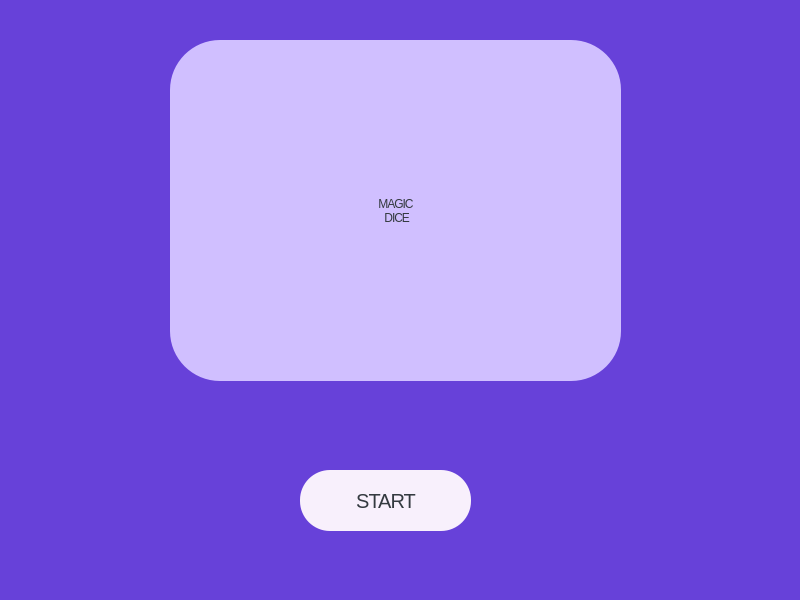
arturgesiarz/Magic_Dice, file mainwindow.ui: the form before one commit.
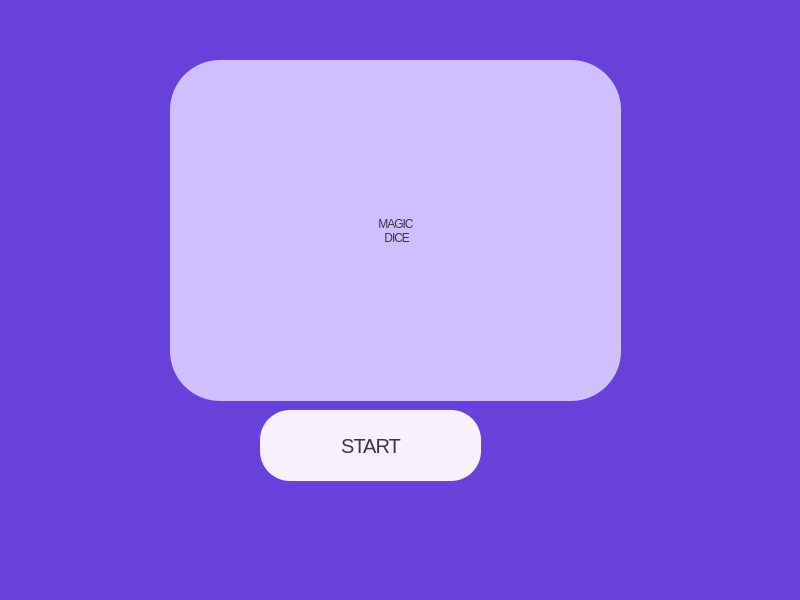
The form after the commit.

Patch:
```diff
--- a/mainwindow.ui
+++ b/mainwindow.ui
@@ -20,10 +20,10 @@
    <widget class="QPushButton" name="btnStart">
     <property name="geometry">
      <rect>
-      <x>300</x>
-      <y>470</y>
-      <width>171</width>
-      <height>61</height>
+      <x>260</x>
+      <y>410</y>
+      <width>221</width>
+      <height>71</height>
      </rect>
     </property>
     <property name="styleSheet">
@@ -43,7 +43,7 @@
     <property name="geometry">
      <rect>
       <x>170</x>
-      <y>40</y>
+      <y>60</y>
       <width>451</width>
       <height>341</height>
      </rect>
```
